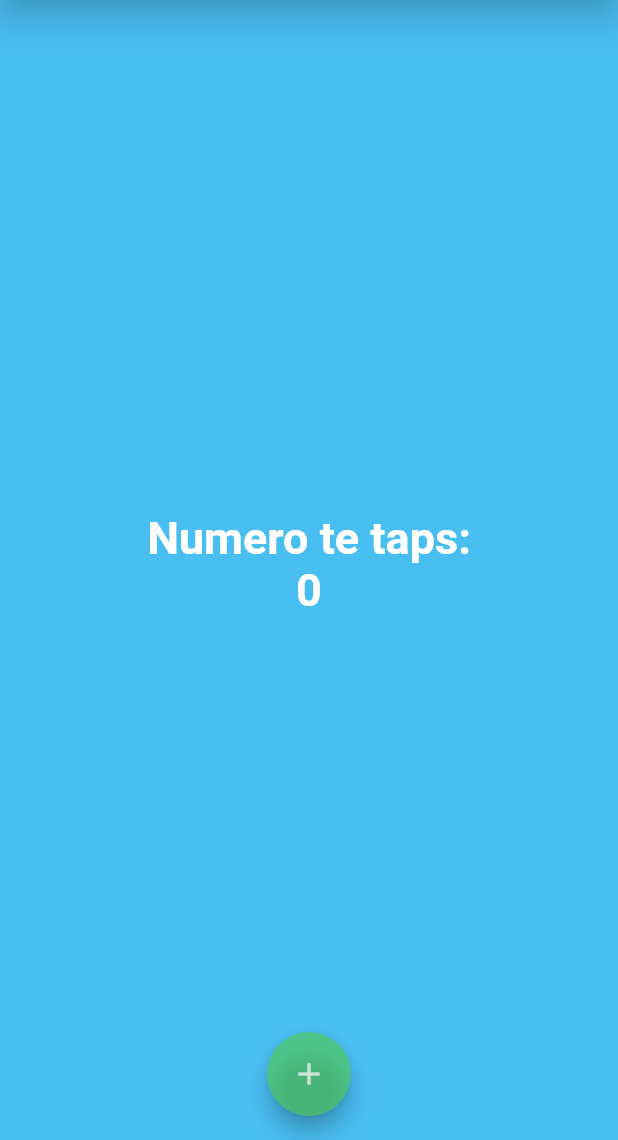
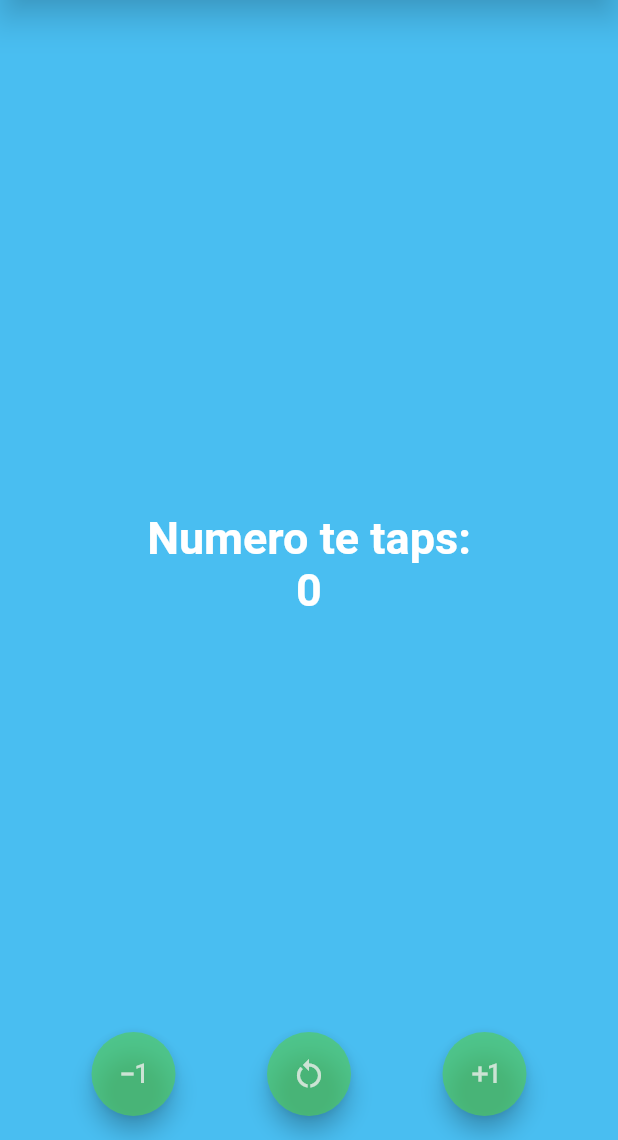
Before and after one commit to Emmafloh13/HomeScreen, a Flutter app: the screen it shows after launch, on a phone screen of 412 x 824 dp, the part 96-1236 px from its top. Run offline on Flutter 3.47's test engine with Material 2 defaults, Android fonts, the phone set to English and light mode, and no system bars.

Commit message:
Segundo commit

```diff
--- a/lib/main.dart
+++ b/lib/main.dart
@@ -1,18 +1,20 @@
 
-import 'package:contador/screens/home_screen.dart';
+import 'package:contador/screens/counter_screen.dart';
 import 'package:flutter/material.dart';
 
 void main() {
   runApp(CounterApp());
 }
 class CounterApp extends StatelessWidget{
+  const CounterApp({super.key});
+
   @override
   Widget build(BuildContext context) {
     // Se ignoro: prefer_const_constructors
    return MaterialApp(
     // Ignore: prefer_const_constructors
   debugShowCheckedModeBanner: false,
-  home: HomeScreen(),
+  home: CounterScreen(),
    );
   }
 
--- /dev/null
+++ b/lib/screens/counter_screen.dart
@@ -0,0 +1,63 @@
+import 'package:flutter/material.dart';
+
+class CounterScreen extends StatefulWidget {
+  const CounterScreen({super.key});
+
+  @override
+  State<CounterScreen> createState() => _CounterScreenState();
+}
+
+class _CounterScreenState extends State<CounterScreen> {
+  int contador = 0;
+@override
+Widget build(BuildContext context){
+  const TextStyle estiloTexto = TextStyle(
+    fontSize: 30,
+    color: Colors.white,
+    fontWeight: FontWeight.bold,
+  );
+  return Scaffold(
+    appBar: AppBar(
+      title: const Text('Home Screen'),
+      elevation: 10,
+    ),
+    backgroundColor: const Color.fromARGB(255, 73, 190, 241),
+    body:Center(
+      child: Column(
+        mainAxisAlignment: MainAxisAlignment.center,
+        children: [
+          const Text(
+            'Numero te taps:',
+            style:estiloTexto,
+          ),
+          Text(
+            '$contador', style: estiloTexto,
+          ),
+        ],
+      ),),
+      floatingActionButtonLocation: FloatingActionButtonLocation.centerFloat,
+      floatingActionButton: Row(
+        mainAxisAlignment: MainAxisAlignment.spaceEvenly,
+        children: [
+          FloatingActionButton(
+            backgroundColor: const Color.fromARGB(159, 83, 206, 85),
+            foregroundColor: const Color.fromARGB(212, 231, 236, 231),
+            onPressed:()=> setState(() => contador--),
+            child: const Icon(Icons.exposure_minus_1),
+  ),
+          FloatingActionButton(
+            backgroundColor: const Color.fromARGB(159, 83, 206, 85),
+            foregroundColor: const Color.fromARGB(212, 231, 236, 231),
+            onPressed:() => setState(() => contador = 0),
+            child: const Icon(Icons.restart_alt),
+  ),
+          FloatingActionButton(
+              backgroundColor: const Color.fromARGB(159, 83, 206, 85),
+              foregroundColor: const Color.fromARGB(212, 231, 236, 231),
+              onPressed: () => setState(() => contador++),
+              child: const Icon(Icons.exposure_plus_1),
+            ),
+        ],
+      ));
+}
+}
```
